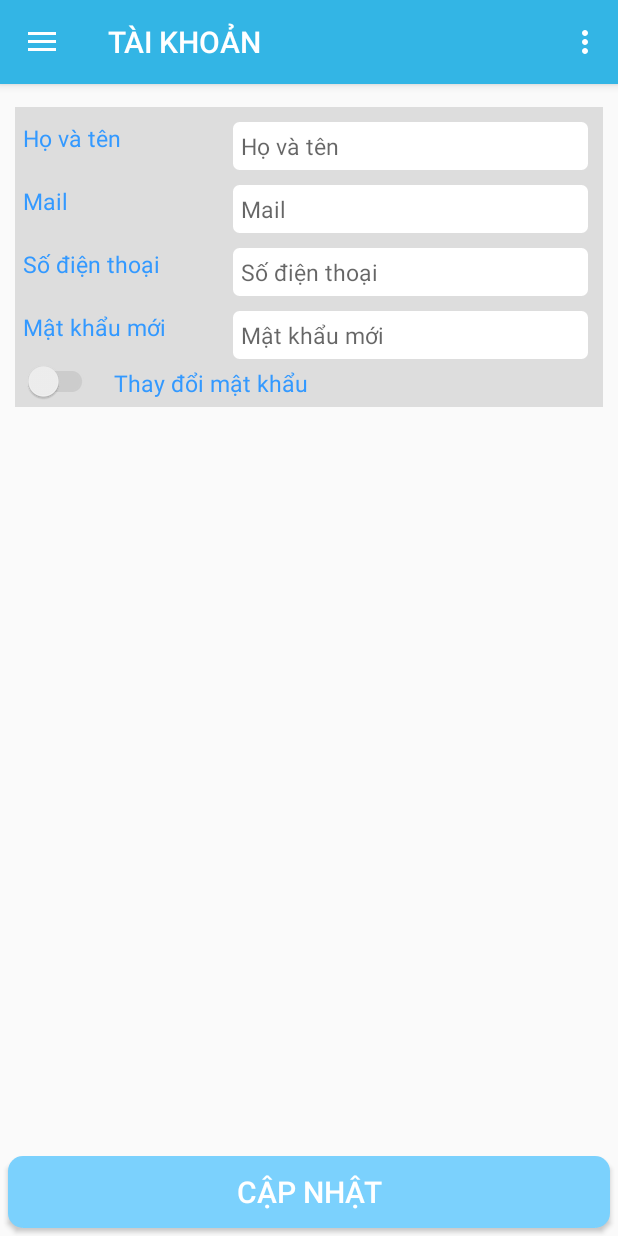
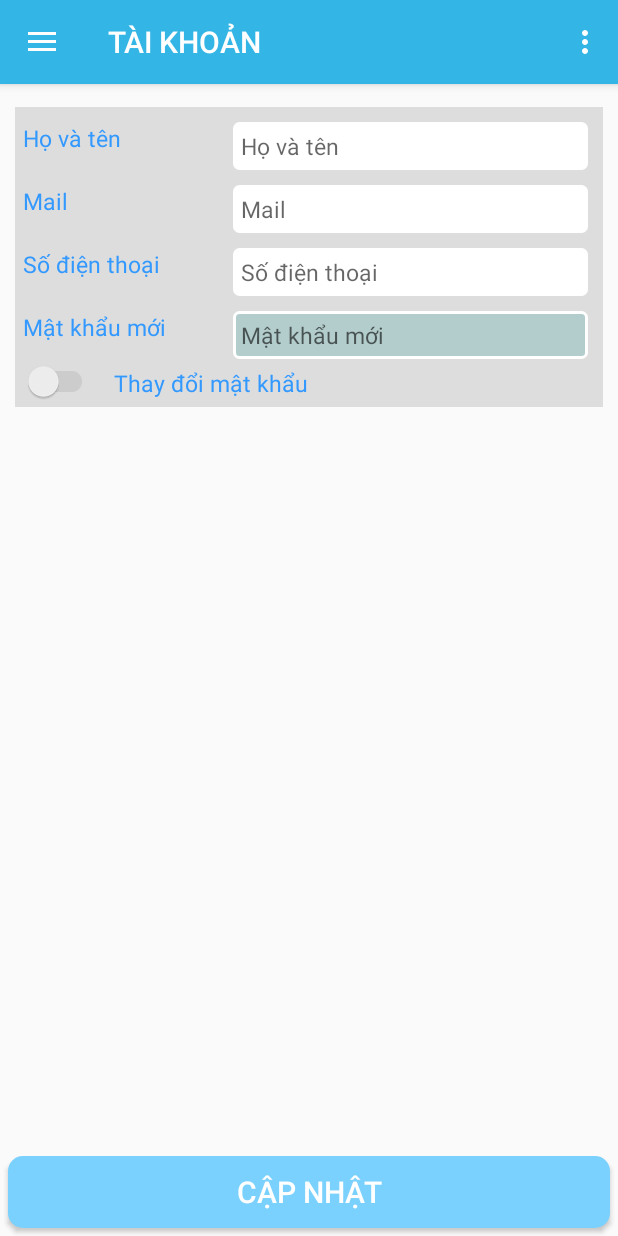
Before and after one commit to hhuypm/TurtleShipv11, an Android app: the fragment account placed in its activity, on a phone screen of 412 x 824 dp. Run offline under Robolectric (Android 15) with nearby library versions, the phone set to English and light mode, and no system bars; 4 statements that could not run were skipped.

Commit message:
- update 7h54

```diff
--- /dev/null
+++ b/app/src/main/res/drawable/backgroud_disable.xml
@@ -0,0 +1,20 @@
+<?xml version="1.0" encoding="utf-8"?>
+<selector xmlns:android="http://schemas.android.com/apk/res/android"
+    android:layout_height="wrap_content"
+    android:layout_width="wrap_content">
+    <item><layer-list>
+        <item>
+            <shape>
+                <solid
+                    android:color="#b3cccc">
+                </solid>
+
+                <corners android:radius="3dp" />
+
+                <stroke
+                    android:width="2dp"
+                    android:color="#ffffff"/>
+            </shape>
+        </item>
+    </layer-list></item>
+</selector>
--- /dev/null
+++ b/app/src/main/res/drawable/border_spiner.xml
@@ -0,0 +1,20 @@
+<?xml version="1.0" encoding="utf-8"?>
+<selector xmlns:android="http://schemas.android.com/apk/res/android"
+    android:layout_height="wrap_content"
+    android:layout_width="wrap_content">
+    <item><layer-list>
+        <item>
+            <shape>
+                <solid
+                    android:color="#ffffff">
+                </solid>
+
+                <corners android:radius="3dp" />
+
+                <stroke
+                    android:width="2dp"
+                    android:color="#ffffff"/>
+            </shape>
+        </item>
+    </layer-list></item>
+</selector>
--- a/app/src/main/res/layout/account.xml
+++ b/app/src/main/res/layout/account.xml
@@ -138,8 +138,9 @@
                     android:layout_marginRight="10dp"
                     android:layout_marginTop="10dp"
                     android:padding="5dp"
-                    android:background="@layout/border_spiner"
+                    android:background="@drawable/backgroud_disable"
                     android:hint="Mật khẩu mới"
+                    android:enabled="false"
                     />
             </LinearLayout>
         </LinearLayout>
```
Also changed, not shown: app/src/main/java/com/example/huypm/turtle_ship/Fragments/account.java (+35 -17 lines).
